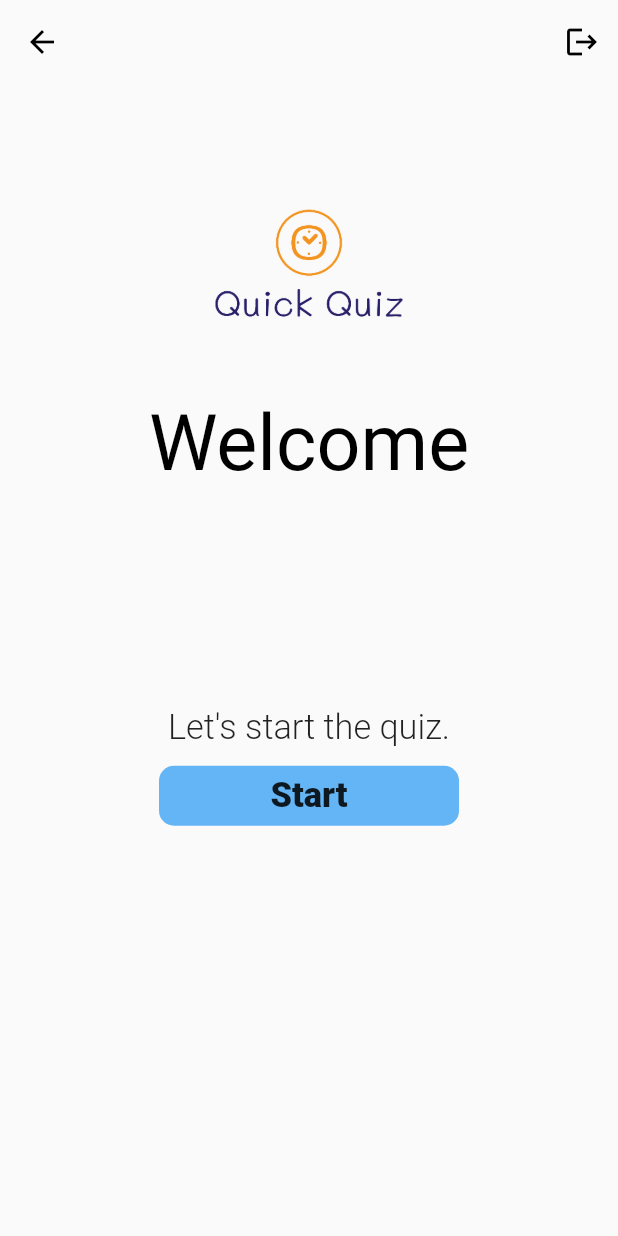
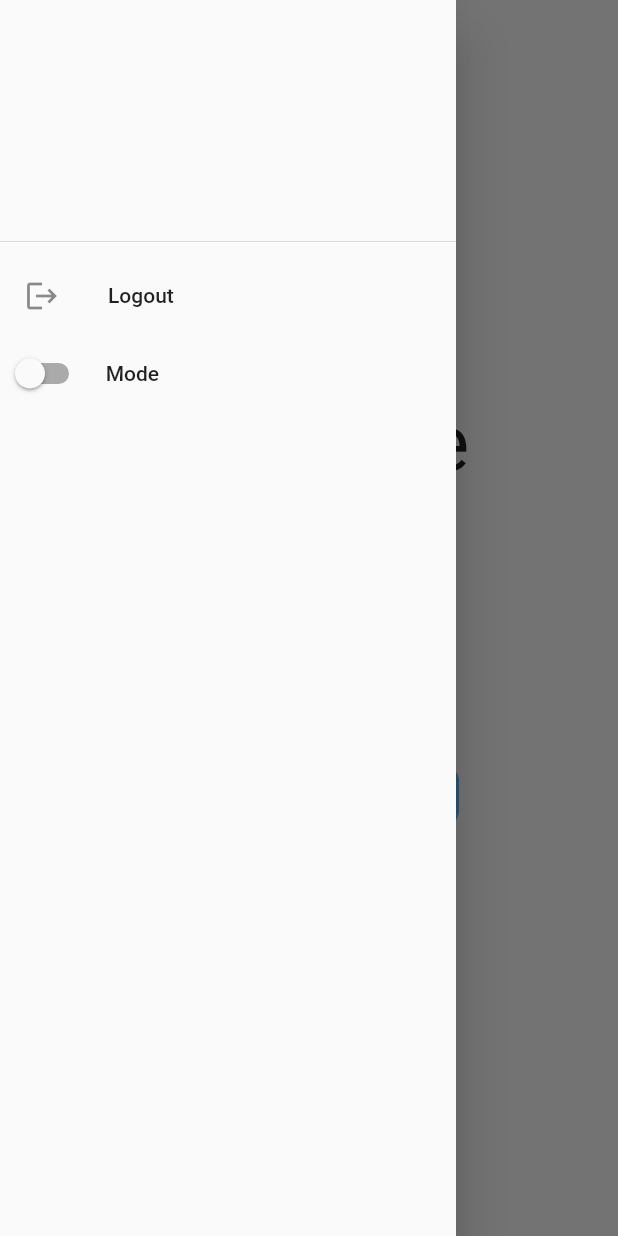
Before and after one commit to qubeena07/Flutter-Quiz-App, a Flutter app: the WelcomeScreen screen opened by its route, with the side drawer open (before the commit the screen has no drawer), on a phone screen of 412 x 824 dp. Run offline on Flutter 3.47's test engine with Material 2 defaults, Android fonts, the phone set to English and light mode, and no system bars; our stand-ins replace another_flushbar, email_validator, firebase_auth, firebase_core, flutter_screenutil, fluttertoast and 2 more; accounts and stored records are empty.

Commit message:
dark and light mode added, icon display on selected solution

```diff
--- a/lib/view /forgot_password_screen.dart
+++ b/lib/view /forgot_password_screen.dart
@@ -29,7 +29,7 @@ class _ForgotPasswordScreenState extends State<ForgotPasswordScreen> {
         iconTheme: const IconThemeData(
           color: Colors.black, //change your color here
         ),
-        backgroundColor: Colors.transparent,
+        backgroundColor: Colors.white,
         elevation: 0.0,
       ),
       body: SingleChildScrollView(
--- a/lib/view /login_screen.dart
+++ b/lib/view /login_screen.dart
@@ -67,7 +67,6 @@ class _LoginScreenState extends State<LoginScreen> {
                         blurRadius: 2.0.r)
                   ],
                   color: Colors.white,
-                  // color: kPrimaryColor,
                   borderRadius: BorderRadius.circular(20.r),
                 ),
                 child: Column(
@@ -203,12 +202,15 @@ class _LoginScreenState extends State<LoginScreen> {
 
   Future signIn() async {
     try {
+      FocusScope.of(context).unfocus();
       await FirebaseAuth.instance.signInWithEmailAndPassword(
           email: emailController.text.trim(),
           password: passwordController.text.trim());
+
       Utils.toastMessage("Login Sucessfull");
 
-      await Navigator.pushReplacementNamed(context, RoutesName.welcomeScreen);
+      await Navigator.pushNamedAndRemoveUntil(
+          context, RoutesName.welcomeScreen, (route) => false);
     } on FirebaseAuthException catch (e) {
       Utils.flushBarErrorMessage(e.toString(), context);
       print(e);
--- a/lib/view /welcome_screen.dart
+++ b/lib/view /welcome_screen.dart
@@ -5,6 +5,7 @@ import 'package:quiz_app/utils/routes/routes_name.dart';
 import 'package:quiz_app/view%20/home_screen.dart';
 import 'package:quiz_app/view_model/question_answer_view_model.dart';
 import 'package:quiz_app/view_model/score_view_model.dart';
+import 'package:quiz_app/widgets/drawer_widget.dart';
 import 'package:quiz_app/widgets/round_button.dart';
 
 class WelcomeScreen extends StatefulWidget {
@@ -16,6 +17,7 @@ class WelcomeScreen extends StatefulWidget {
 
 class _WelcomeScreenState extends State<WelcomeScreen> {
   HomeScreen homeScreen = const HomeScreen();
+  final GlobalKey<ScaffoldState> scaffoldKey = GlobalKey<ScaffoldState>();
 
   final user = FirebaseAuth.instance.currentUser;
   QuestionAnswerViewModel questionAnswerViewModel = QuestionAnswerViewModel();
@@ -23,19 +25,22 @@ class _WelcomeScreenState extends State<WelcomeScreen> {
   @override
   Widget build(BuildContext context) {
     return Scaffold(
+      key: scaffoldKey,
       appBar: AppBar(
-        iconTheme: const IconThemeData(
-          color: Colors.black, //change your color here
+        leading: IconButton(
+          onPressed: () => scaffoldKey.currentState!.openDrawer(),
+          icon: Icon(
+            Icons.settings,
+            color: Theme.of(context).primaryColor,
+          ),
         ),
+        // iconTheme: const IconThemeData(
+        //   color: Colors.black, //change your color here
+        // ),
         backgroundColor: Colors.transparent,
         elevation: 0.0,
-        actions: [
-          IconButton(
-              onPressed: () => Navigator.pushReplacementNamed(
-                  context, RoutesName.loginScreen),
-              icon: const Icon(Icons.logout))
-        ],
       ),
+      drawer: const DrawerWidget(),
       body: Container(
         padding: const EdgeInsets.all(30),
         child: Center(
@@ -54,9 +59,10 @@ class _WelcomeScreenState extends State<WelcomeScreen> {
               Text(
                 "Welcome",
                 style: TextStyle(
-                    fontSize: 45.sp,
-                    fontWeight: FontWeight.w400,
-                    color: Colors.black),
+                  fontSize: 45.sp,
+                  fontWeight: FontWeight.w400,
+                  //color: Colors.black
+                ),
               ),
               Text(
                 user!.email!.split("@").first,
--- /dev/null
+++ b/lib/view_model/theme_view_model.dart
@@ -0,0 +1,24 @@
+import 'package:flutter/material.dart';
+
+class ThemeViewModel extends ChangeNotifier {
+  ThemeMode themeMode = ThemeMode.light;
+  bool get isDarkMode => themeMode == ThemeMode.dark;
+
+  void buttonTheme(bool isOn) {
+    themeMode = isOn ? ThemeMode.dark : ThemeMode.light;
+    notifyListeners();
+  }
+}
+
+class MyThemes {
+  static final lightTheme = ThemeData(
+      primaryColorLight: Colors.black,
+      primaryColor: Colors.black,
+      scaffoldBackgroundColor: Colors.white,
+      primarySwatch: Colors.blue,
+      colorScheme: const ColorScheme.light());
+  static final darkTheme = ThemeData(
+      primaryColor: Colors.white,
+      colorScheme: const ColorScheme.dark(),
+      scaffoldBackgroundColor: Colors.grey.shade900);
+}
--- /dev/null
+++ b/lib/widgets/change_theme_button_widget.dart
@@ -0,0 +1,19 @@
+import 'package:flutter/material.dart';
+import 'package:provider/provider.dart';
+import 'package:quiz_app/view_model/theme_view_model.dart';
+
+class ChangeThemeButtonWidget extends StatelessWidget {
+  const ChangeThemeButtonWidget({Key? key}) : super(key: key);
+
+  @override
+  Widget build(BuildContext context) {
+    final themeProvider = Provider.of<ThemeViewModel>(context);
+    final provider = Provider.of<ThemeViewModel>(context, listen: false);
+    return Switch.adaptive(
+        activeColor: Colors.blue,
+        value: themeProvider.isDarkMode,
+        onChanged: (value) {
+          provider.buttonTheme(value);
+        });
+  }
+}
--- a/lib/widgets/drawer_widget.dart
+++ b/lib/widgets/drawer_widget.dart
@@ -2,6 +2,7 @@ import 'package:firebase_auth/firebase_auth.dart';
 import 'package:flutter/material.dart';
 import 'package:flutter_screenutil/flutter_screenutil.dart';
 import 'package:quiz_app/utils/routes/routes_name.dart';
+import 'package:quiz_app/widgets/change_theme_button_widget.dart';
 
 class DrawerWidget extends StatelessWidget {
   const DrawerWidget({Key? key}) : super(key: key);
@@ -15,15 +16,16 @@ class DrawerWidget extends StatelessWidget {
         children: [
           DrawerHeader(
             decoration: const BoxDecoration(
-              color: Colors.blue,
-            ),
+                //color: Colors.blue,
+                ),
             child: Center(
                 child: Text(
               user!.email.toString(),
               style: TextStyle(
-                  fontSize: 20.sp,
-                  fontWeight: FontWeight.w400,
-                  color: Colors.white),
+                fontSize: 20.sp,
+                fontWeight: FontWeight.w400,
+                // color: Colors.white
+              ),
             )),
           ),
           ListTile(
@@ -33,13 +35,17 @@ class DrawerWidget extends StatelessWidget {
               Navigator.pushReplacementNamed(context, RoutesName.loginScreen);
             },
           ),
-          ListTile(
-            leading: const Icon(Icons.dark_mode),
-            title: const Text('Mode'),
-            onTap: () {
-              // Update the state of the app.
-              // ...
-            },
+          Row(
+            children: [
+              const ChangeThemeButtonWidget(),
+              SizedBox(
+                width: 10.w,
+              ),
+              const Text(
+                "Mode",
+                style: TextStyle(fontWeight: FontWeight.w500),
+              )
+            ],
           ),
         ],
       ),
```
Also changed, not shown: lib/main.dart (+17 -14 lines), lib/view /home_screen.dart (+66 -26 lines), lib/view /onboarding_screen.dart (+11 -16 lines), lib/widgets/final_score_container.dart (+4 -3 lines).
